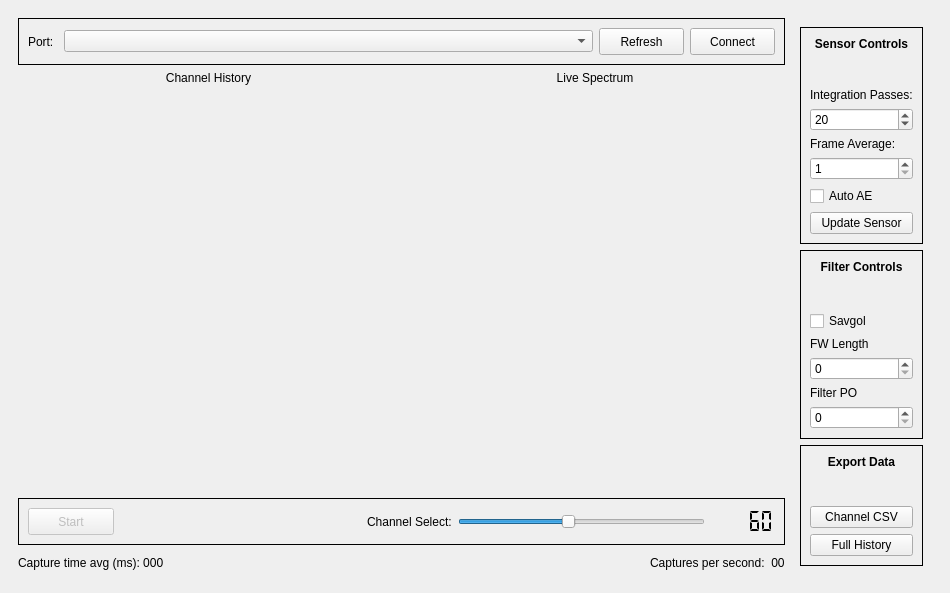
HTM-Workshop/SpectroPPG, file test_ui.ui: the form before one commit.
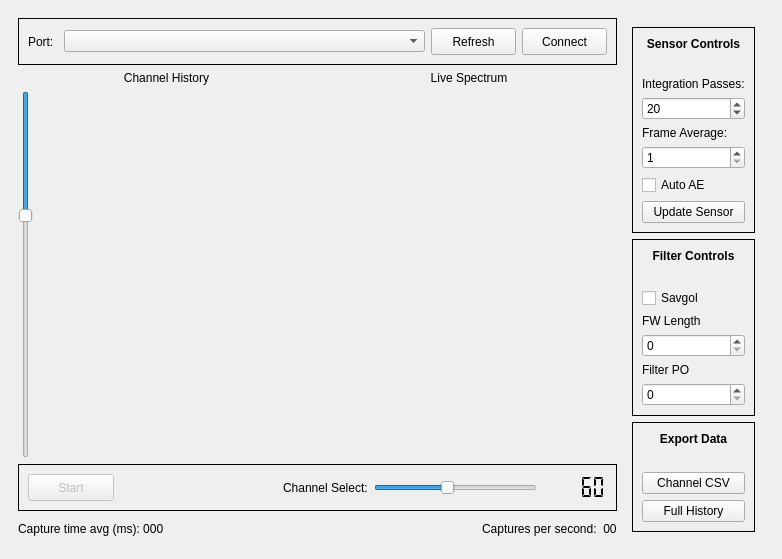
The form after the commit. Custom widgets are drawn as their Qt base class.

Commit message: Added full-spectrum output and zoom

```diff
--- a/test_ui.ui
+++ b/test_ui.ui
@@ -6,8 +6,8 @@
    <rect>
     <x>0</x>
     <y>0</y>
-    <width>950</width>
-    <height>593</height>
+    <width>782</width>
+    <height>559</height>
    </rect>
   </property>
   <property name="minimumSize">
@@ -206,6 +206,25 @@
           <layout class="QGridLayout" name="gridLayout">
            <item row="1" column="0">
             <layout class="QHBoxLayout" name="horizontalLayout">
+             <item>
+              <widget class="QSlider" name="slider_channel_zoom">
+               <property name="maximum">
+                <number>299</number>
+               </property>
+               <property name="value">
+                <number>99</number>
+               </property>
+               <property name="orientation">
+                <enum>Qt::Vertical</enum>
+               </property>
+               <property name="invertedAppearance">
+                <bool>true</bool>
+               </property>
+               <property name="invertedControls">
+                <bool>false</bool>
+               </property>
+              </widget>
+             </item>
              <item>
               <widget class="PlotWidget" name="graph_2" native="true">
                <property name="sizePolicy">
```
Left out of the diff: 74 changed lines with no effect on the pictures. The commit also changes 7 other files.
